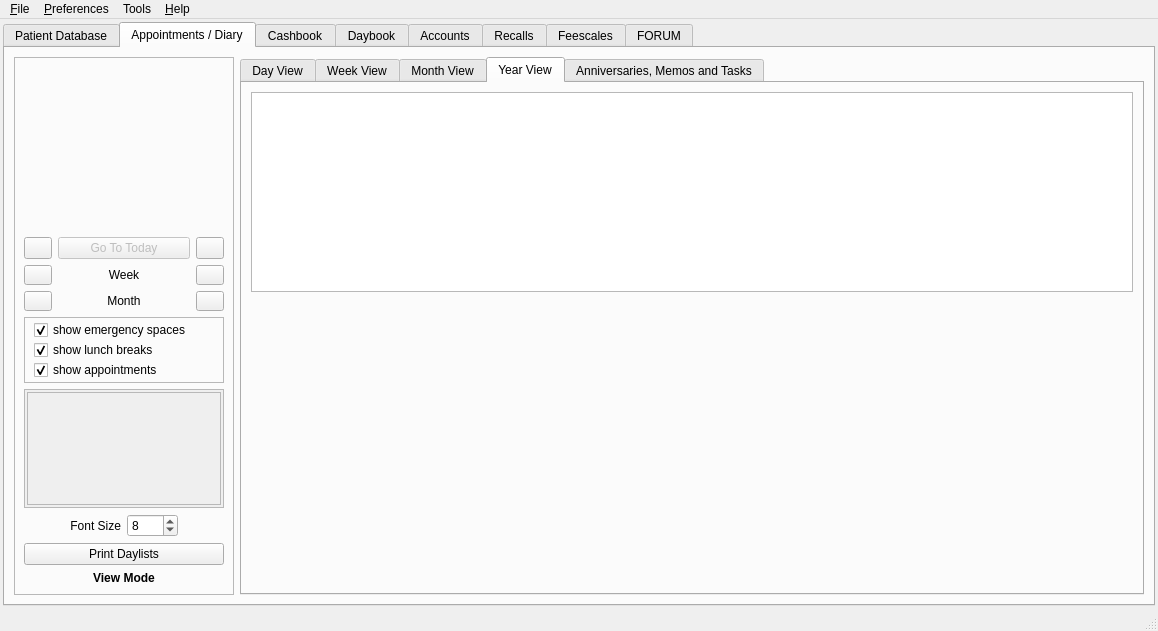
The window that src/openmolar/qt-designer/main.ui (rowinggolfer/openmolar1) describes before a commit, drawn with Qt 5.
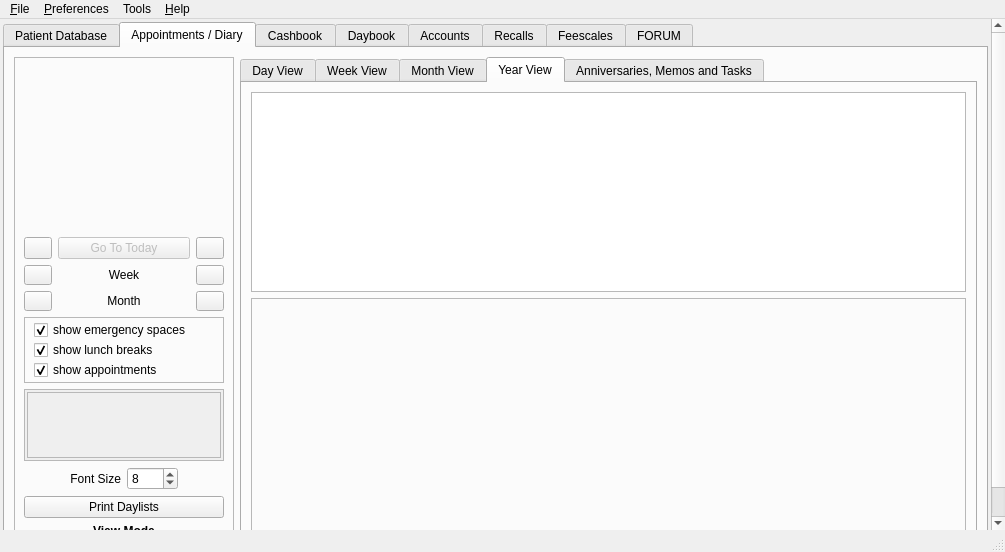
The same window after the commit. The open tabs and pages were chosen to show the change. Icons and pictures are not drawn.

The edit to the form file:
```diff
--- a/src/openmolar/qt-designer/main.ui
+++ b/src/openmolar/qt-designer/main.ui
@@ -6,8 +6,8 @@
    <rect>
     <x>0</x>
     <y>0</y>
-    <width>1158</width>
-    <height>631</height>
+    <width>1005</width>
+    <height>552</height>
    </rect>
   </property>
   <property name="sizePolicy">
@@ -61,9 +61,9 @@
        <property name="geometry">
         <rect>
          <x>0</x>
-         <y>0</y>
-         <width>1158</width>
-         <height>585</height>
+         <y>-54</y>
+         <width>989</width>
+         <height>560</height>
         </rect>
        </property>
        <layout class="QHBoxLayout" name="horizontalLayout_7">
@@ -3864,7 +3864,7 @@
                     <x>0</x>
                     <y>0</y>
                     <width>199</width>
-                    <height>84</height>
+                    <height>59</height>
                    </rect>
                   </property>
                   <layout class="QVBoxLayout" name="verticalLayout_3">
@@ -4571,24 +4571,18 @@
                  </widget>
                 </item>
                 <item>
-                 <widget class="QWidget" name="yearView_placeholder" native="true">
+                 <widget class="QFrame" name="yearView_frame">
                   <property name="sizePolicy">
-                   <sizepolicy hsizetype="Expanding" vsizetype="Expanding">
+                   <sizepolicy hsizetype="Preferred" vsizetype="Expanding">
                     <horstretch>0</horstretch>
                     <verstretch>0</verstretch>
                    </sizepolicy>
                   </property>
-                  <property name="minimumSize">
-                   <size>
-                    <width>0</width>
-                    <height>0</height>
-                   </size>
+                  <property name="frameShape">
+                   <enum>QFrame::StyledPanel</enum>
                   </property>
-                  <property name="maximumSize">
-                   <size>
-                    <width>16777215</width>
-                    <height>16777215</height>
-                   </size>
+                  <property name="frameShadow">
+                   <enum>QFrame::Raised</enum>
                   </property>
                  </widget>
                 </item>
@@ -5544,7 +5538,7 @@
     <rect>
      <x>0</x>
      <y>0</y>
-     <width>1158</width>
+     <width>1005</width>
      <height>23</height>
     </rect>
    </property>
```
Left out of the diff: 20 changed lines with no effect on the pictures.
